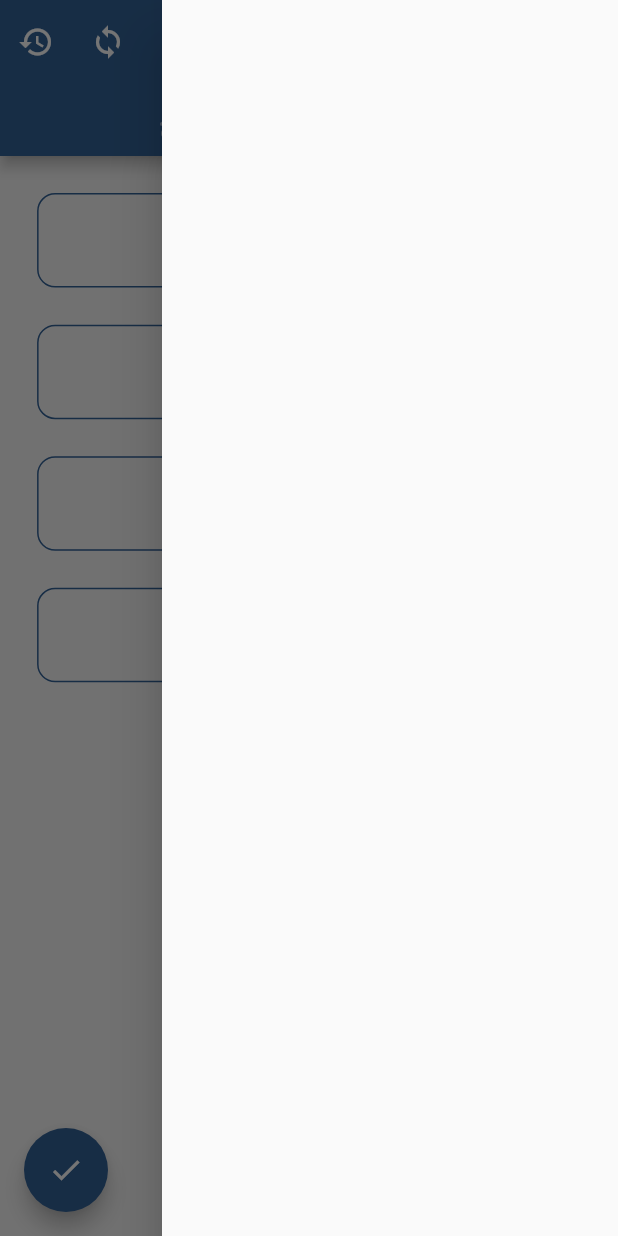
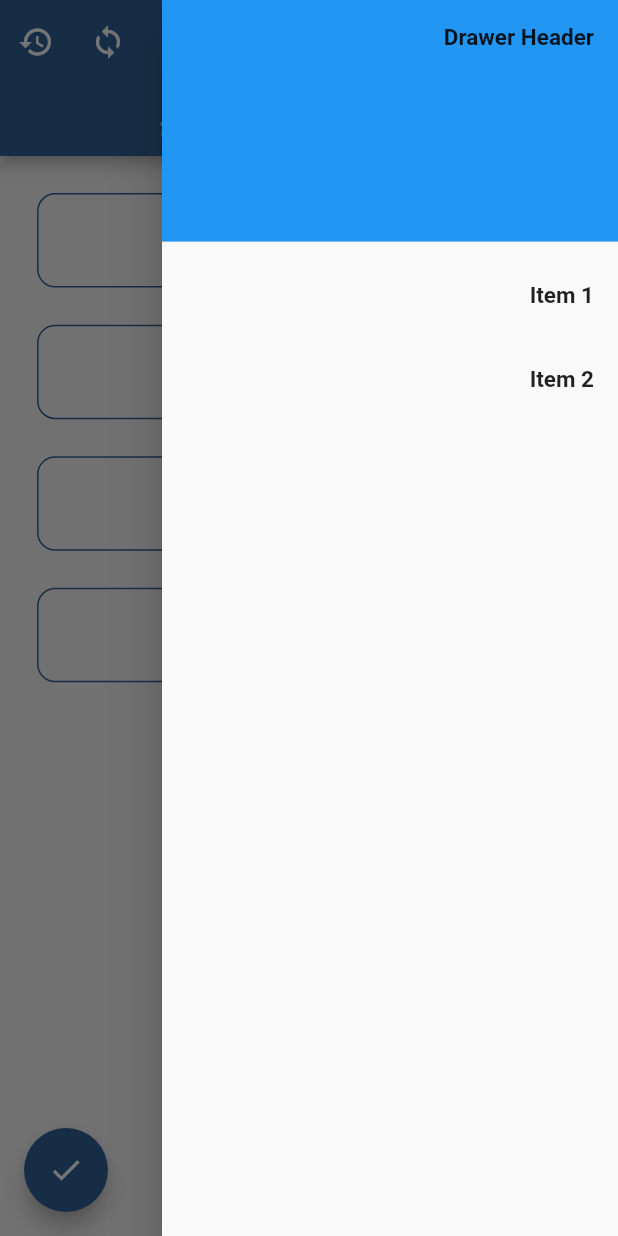
Before and after one commit to ahmad-abotrab/fatora, a Flutter app: the screen it shows after launch, with the side drawer open, on a phone screen of 412 x 824 dp. Run offline on Flutter 3.47's test engine with Material 2 defaults, Android fonts, the phone set to English and light mode, and no system bars; our stand-ins replace flutter_spinkit, get; Roboto replaces fonts that are missing (Fourm).

Commit message:
add drawer correctly

```diff
--- a/lib/src/views/widgets/drawer.dart
+++ b/lib/src/views/widgets/drawer.dart
@@ -5,6 +5,39 @@ class DrawerApp extends StatelessWidget {
 
   @override
   Widget build(BuildContext context) {
-    return const Drawer();
+    return Drawer(
+      semanticLabel: "Hello",
+      // shape: ShapeBorder.lerp(a, b, t),
+      child: ListView(
+        // Important: Remove any padding from the ListView.
+        padding: EdgeInsets.zero,
+        children: [
+          const DrawerHeader(
+            decoration: BoxDecoration(
+              color: Colors.blue,
+            ),
+            child: Text('Drawer Header'),
+          ),
+          ListTile(
+            title: const Text('Item 1'),
+            onTap: () {
+              // Update the state of the app
+              // ...
+              // Then close the drawer
+              Navigator.pop(context);
+            },
+          ),
+          ListTile(
+            title: const Text('Item 2'),
+            onTap: () {
+              // Update the state of the app
+              // ...
+              // Then close the drawer
+              Navigator.pop(context);
+            },
+          ),
+        ],
+      ),
+    );
   }
 }
```
Also changed, not shown: lib/src/views/pages/home.dart (+11 -3 lines).
